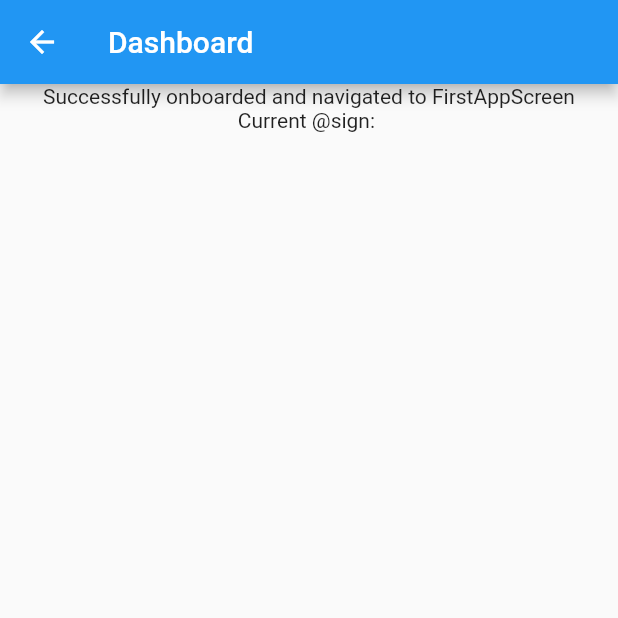
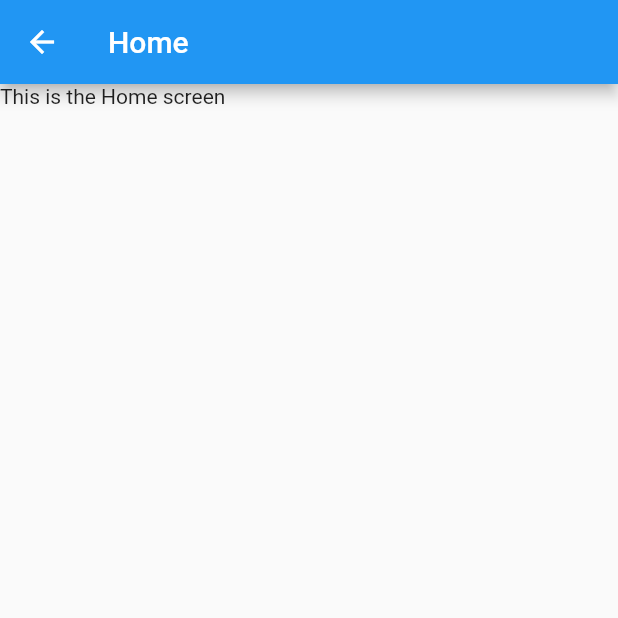
Before and after one commit to jimmytran005/at_notes, a Flutter app: the HomeScreen screen opened directly, on a phone screen of 412 x 824 dp, the top half of it. Run offline on Flutter 3.47's test engine with Material 2 defaults, Android fonts, the phone set to English and light mode, and no system bars; missing offline and left inert: at_app_flutter, at_client_mobile, at_onboarding_flutter, at_utils.

Commit message:
set up folder structure

```diff
--- /dev/null
+++ b/lib/components/info.txt
@@ -0,0 +1 @@
+this folder will be used for creating components that will be part of the screens
--- a/lib/main.dart
+++ b/lib/main.dart
@@ -8,6 +8,10 @@ import 'package:at_utils/at_logger.dart' show AtSignLogger;
 import 'package:path_provider/path_provider.dart'
     show getApplicationSupportDirectory;
 import 'package:at_app_flutter/at_app_flutter.dart' show AtEnv;
+
+// IMPORTS from screen
+import 'package:at_notes/screens/home.dart';
+import 'package:at_notes/screens/take_note.dart';
 
 Future<void> main() async {
   await AtEnv.load();
@@ -67,7 +71,8 @@ class _MyAppState extends State<MyApp> {
                   onError: (error) {
                     _logger.severe('Onboarding throws $error error');
                   },
-                  nextScreen: const HomeScreen(),
+                  // nextScreen: HomeScreen(),
+                  nextScreen: TakenoteScreen(),
                 );
               },
               child: const Text('Onboard an @sign'),
@@ -78,32 +83,3 @@ class _MyAppState extends State<MyApp> {
     );
   }
 }
-
-//* The next screen after onboarding (second screen)
-class HomeScreen extends StatelessWidget {
-  const HomeScreen({Key? key}) : super(key: key);
-
-  @override
-  Widget build(BuildContext context) {
-    /// Get the AtClientManager instance
-    var atClientManager = AtClientManager.getInstance();
-
-    return Scaffold(
-      appBar: AppBar(
-        title: const Text('Dashboard'),
-      ),
-      body: Center(
-        child: Column(
-          children: [
-            const Text(
-                'Successfully onboarded and navigated to FirstAppScreen'),
-
-            /// Use the AtClientManager instance to get the current atsign
-            Text(
-                'Current @sign: ${atClientManager.atClient.getCurrentAtSign()}'),
-          ],
-        ),
-      ),
-    );
-  }
-}
--- /dev/null
+++ b/lib/screens/home.dart
@@ -0,0 +1,11 @@
+import 'package:flutter/material.dart';
+
+class HomeScreen extends StatelessWidget {
+  @override
+  Widget build(BuildContext context) {
+    return Scaffold(
+      appBar: AppBar(title: Text('Home')),
+      body: Text('This is the Home screen'),
+    );
+  }
+}
```
Also changed, not shown: lib/screens/take_note.dart (added, +11 -0 lines).
